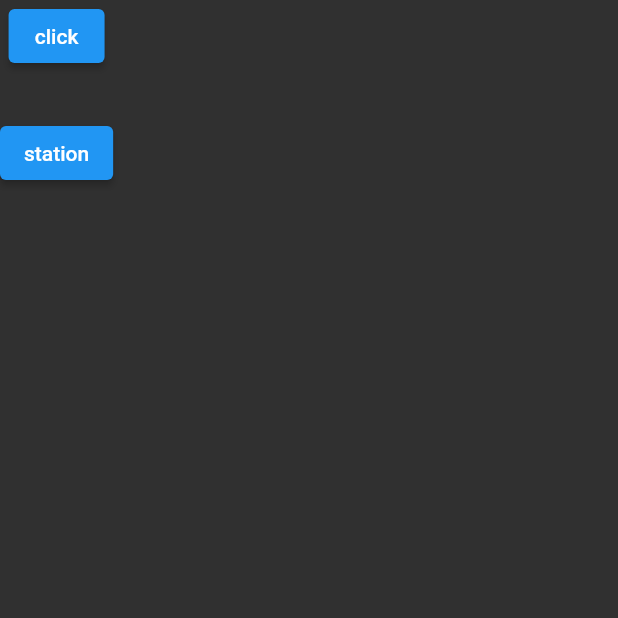
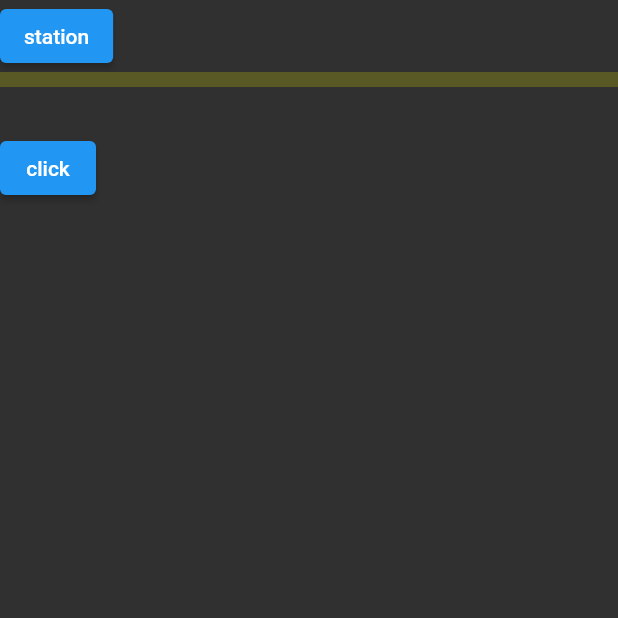
Before and after one commit to hidechy/flutter_oritimer2, a Flutter app: the screen it shows after launch, on a phone screen of 412 x 824 dp, the top half of it. Run offline on Flutter 3.47's test engine with Material 2 defaults, Android fonts, the phone set to English and light mode, and no system bars; our stand-ins replace circular_countdown_timer, flutter_map, freezed_annotation, geolocator, hooks_riverpod, latlong2; network calls fail.

Commit message:
commit 20231013 StationSelect

```diff
--- a/lib/main.dart
+++ b/lib/main.dart
@@ -15,7 +15,7 @@ class MyApp extends StatelessWidget {
     return MaterialApp(
       debugShowCheckedModeBanner: false,
       theme: ThemeData.dark(),
-      home: const HomeScreen(),
+      home: HomeScreen(),
     );
   }
 }
--- a/lib/screens/home_screen.dart
+++ b/lib/screens/home_screen.dart
@@ -1,25 +1,36 @@
+// ignore_for_file: must_be_immutable
+
 import 'package:flutter/material.dart';
-import 'package:konoeki_de_oritimer/screens/alert/_oritimer_dialog.dart';
-import 'package:konoeki_de_oritimer/screens/alert/train_select_alert.dart';
+import 'package:hooks_riverpod/hooks_riverpod.dart';
 
+import '../extensions/extensions.dart';
+import '../models/train_station.dart';
+import '../state/train_company/train_company_notifier.dart';
+import '../state/train_station/train_station_notifier.dart';
+import 'alert/_oritimer_dialog.dart';
+import 'alert/train_select_alert.dart';
 import 'map_screen.dart';
 
-class HomeScreen extends StatelessWidget {
-  const HomeScreen({super.key});
+class HomeScreen extends ConsumerWidget {
+  HomeScreen({super.key});
 
+  TrainStation? selectedTrainStation;
+
+  ///
   @override
-  Widget build(BuildContext context) {
+  Widget build(BuildContext context, WidgetRef ref) {
+    final selectedTrainNumber = ref.watch(trainCompanyProvider.select((value) => value.selectedTrainNumber));
+
+    if (selectedTrainNumber != '') {
+      selectedTrainStation =
+          ref.watch(trainStationProvider(selectedTrainNumber).select((value) => value.selectedTrainStation));
+    }
+
     return Scaffold(
       body: SafeArea(
         child: Column(
+          crossAxisAlignment: CrossAxisAlignment.start,
           children: [
-            ElevatedButton(
-              onPressed: () {
-                Navigator.push(context, MaterialPageRoute(builder: (context) => MapScreen()));
-              },
-              child: const Text('click'),
-            ),
-            const SizedBox(height: 30),
             ElevatedButton(
               onPressed: () {
                 OritimerDialog(
@@ -29,6 +40,32 @@ class HomeScreen extends StatelessWidget {
               },
               child: const Text('station'),
             ),
+            Container(
+              width: context.screenSize.width,
+              padding: const EdgeInsets.symmetric(vertical: 5, horizontal: 10),
+              decoration: BoxDecoration(color: Colors.yellowAccent.withOpacity(0.2)),
+              child: (selectedTrainStation == null)
+                  ? Container()
+                  : DefaultTextStyle(
+                      style: const TextStyle(fontSize: 10),
+                      child: Column(
+                        crossAxisAlignment: CrossAxisAlignment.start,
+                        children: [
+                          Text(selectedTrainStation!.stationName),
+                          Text(selectedTrainStation!.address),
+                          Text(
+                            '${selectedTrainStation!.lat} / ${selectedTrainStation!.lng}',
+                            style: const TextStyle(fontSize: 8),
+                          ),
+                        ],
+                      ),
+                    ),
+            ),
+            const SizedBox(height: 30),
+            ElevatedButton(
+              onPressed: () => Navigator.push(context, MaterialPageRoute(builder: (context) => MapScreen())),
+              child: const Text('click'),
+            ),
           ],
         ),
       ),
--- a/lib/state/lat_lng/lat_lng_notifier.dart
+++ b/lib/state/lat_lng/lat_lng_notifier.dart
@@ -14,10 +14,6 @@ class LatLngNotifier extends StateNotifier<LatLngResponseState> {
   ///
   Future<void> setLatLng({required LatLngRequestState param}) async =>
       state = state.copyWith(lat: param.lat, lng: param.lng);
-
-  ///
-  Future<void> setStationLatLng({required LatLngRequestState param}) async =>
-      state = state.copyWith(stationLat: param.stationLat, stationLng: param.stationLng);
 }
 
 ////////////////////////////////////////////////
--- a/lib/state/lat_lng/lat_lng_request_state.dart
+++ b/lib/state/lat_lng/lat_lng_request_state.dart
@@ -7,7 +7,5 @@ class LatLngRequestState with _$LatLngRequestState {
   const factory LatLngRequestState({
     @Default(0.0) double lat,
     @Default(0.0) double lng,
-    @Default(0.0) double stationLat,
-    @Default(0.0) double stationLng,
   }) = _LatLngRequestState;
 }
--- a/lib/state/lat_lng/lat_lng_response_state.dart
+++ b/lib/state/lat_lng/lat_lng_response_state.dart
@@ -7,7 +7,5 @@ class LatLngResponseState with _$LatLngResponseState {
   const factory LatLngResponseState({
     @Default(0.0) double lat,
     @Default(0.0) double lng,
-    @Default(0.0) double stationLat,
-    @Default(0.0) double stationLng,
   }) = _LatLngResponseState;
 }
--- a/lib/state/train_company/train_company_response_state.dart
+++ b/lib/state/train_company/train_company_response_state.dart
@@ -12,5 +12,11 @@ class TrainCompanyResponseState with _$TrainCompanyResponseState {
 
     //
     @Default({}) Map<String, List<Train>> companyTrainMap,
+
+    //
+    @Default('') String selectedCompanyName,
+
+    //
+    @Default('') String selectedTrainNumber,
   }) = _TrainCompanyResponseState;
 }
--- a/lib/state/train_station/train_station_notifier.dart
+++ b/lib/state/train_station/train_station_notifier.dart
@@ -44,6 +44,10 @@ class TrainStationNotifier extends StateNotifier<TrainStationResponseState> {
       utility.showError('予期せぬエラーが発生しました');
     });
   }
+
+  ///
+  Future<void> setSelectedTrainStation({required TrainStation station}) async =>
+      state = state.copyWith(selectedTrainStation: station);
 }
 
 ////////////////////////////////////////////////
--- a/lib/state/train_station/train_station_response_state.dart
+++ b/lib/state/train_station/train_station_response_state.dart
@@ -12,5 +12,8 @@ class TrainStationResponseState with _$TrainStationResponseState {
 
     //
     @Default({}) Map<String, TrainStation> stationNameMap,
+
+    //
+    TrainStation? selectedTrainStation,
   }) = _TrainStationResponseState;
 }
```
Also changed, not shown: lib/screens/alert/station_select_alert.dart (added, +100 -0 lines), lib/screens/alert/train_select_alert.dart (+80 -6 lines), lib/state/train_company/train_company_notifier.dart (+10 -4 lines), lib/state/lat_lng/lat_lng_request_state.freezed.dart, lib/state/lat_lng/lat_lng_response_state.freezed.dart, lib/state/train_company/train_company_response_state.freezed.dart, lib/state/train_station/train_station_response_state.freezed.dart.
